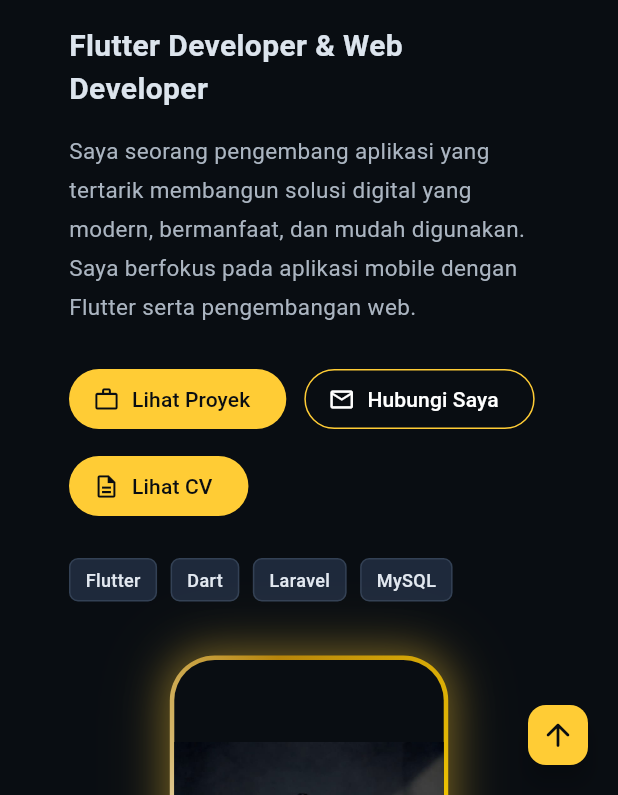
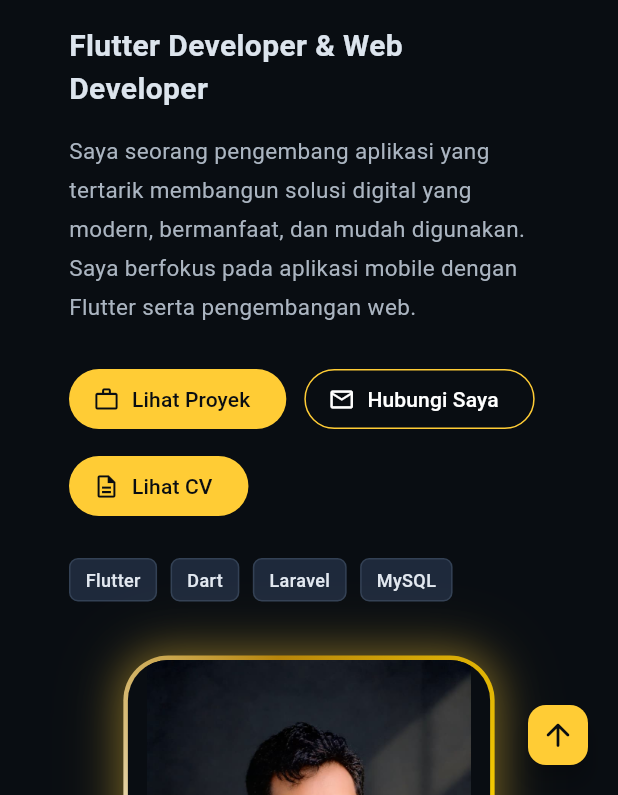
Before and after one commit to rahmadabbas01-oss/portofolio-flutter, a Flutter app: the screen it shows after launch, on a phone screen of 412 x 824 dp, the part 441-1236 px from its top. Run offline on Flutter 3.47's test engine with Material 3 defaults, Android fonts, the phone set to English and light mode, and no system bars.

```diff
--- a/lib/main.dart
+++ b/lib/main.dart
@@ -348,7 +348,7 @@ final portrait = Center(
         child: AspectRatio(
           // Sesuaikan angka ini dengan bentuk/rasio foto asli Anda:
           // Gunakan 3 / 4, 4 / 5, atau 9 / 16 agar bingkai ikut memanjang ke bawah
-          aspectRatio: 9 / 16,
+          aspectRatio: 3 / 4,
           child: Container(
             padding: const EdgeInsets.all(3),
             decoration: BoxDecoration(
@@ -387,8 +387,8 @@ final portrait = Center(
               clipBehavior: Clip.antiAlias,
               child: Image.asset(
                 'assets/foto/profile.jpeg',
-                fit: BoxFit.fitWidth, // Lebar foto dipaksa mentok penuh ke kiri dan kanan tanpa terpotong di samping
-                alignment: Alignment.bottomCenter, // Memastikan bagian bawah (celana) tetap utuh, kelebihan tinggi dipotong dari atas
+                // KUNCI UTAMA: Memastikan seluruh badan tampil utuh tanpa terpotong
+                fit: BoxFit.contain,
                 width: double.infinity,
                 height: double.infinity,
                 errorBuilder: (context, error, stackTrace) => Container(
```
